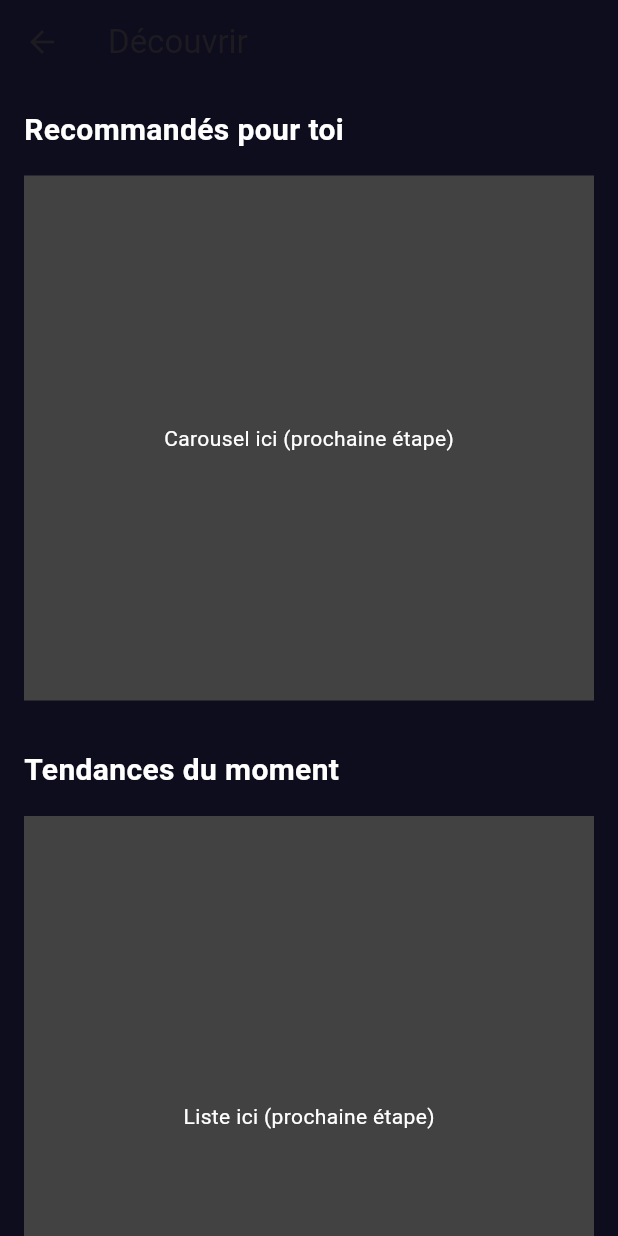
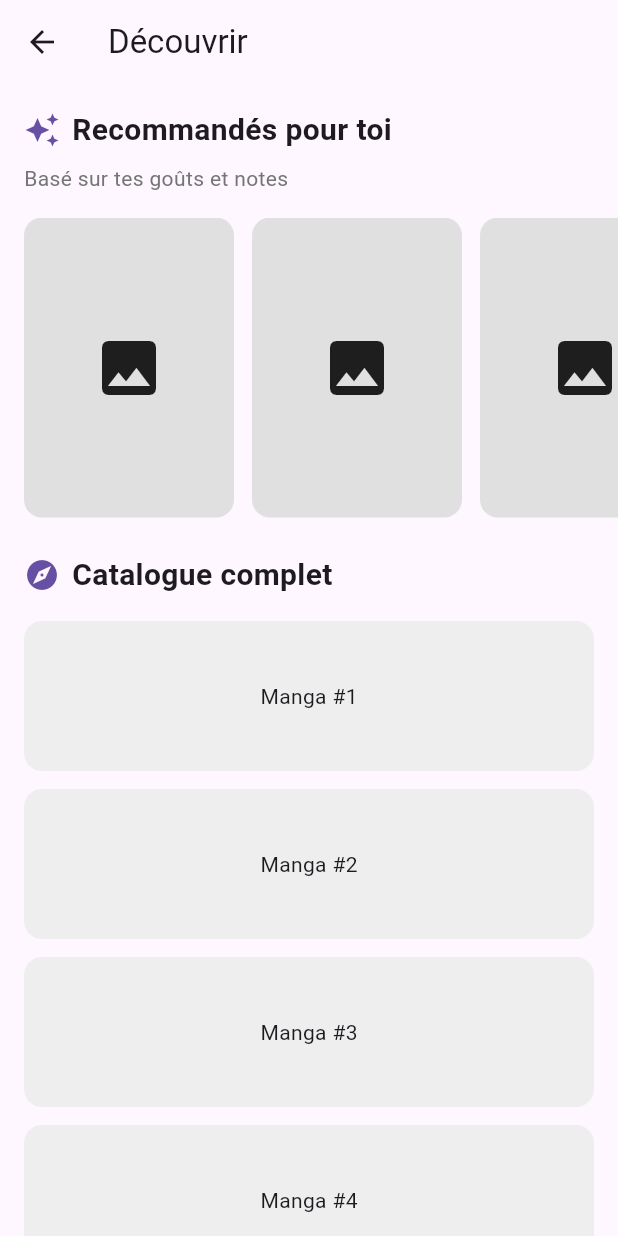
Before and after one commit to Dteeech/Tomo-Yomu, a Flutter app: the DiscoverPage screen opened directly, on a phone screen of 412 x 824 dp. Run offline on Flutter 3.47's test engine with Material 3 defaults, Android fonts, the phone set to English and light mode, and no system bars; our stand-ins replace lottie.

Commit message:
feat: Implement main bottom navigation bar with 4 tabs
🎯 Features:
- MainNavigation widget with BottomNavigationBar
- 4 tabs: Accueil, Découvrir, Analytics, Profil
- Tab switching with state management
- Named routes integration (AppRoutes)

📱 Screens:
- DiscoverPage: Placeholder with recommendations section
- Placeholder screens: LibraryPage, AnalyticsPage, ProfilePage

🔧 Technical:
- StatefulWidget for tab state management
- Material Design 3 navigation bar
- Proper color scheme (bleu nuit #1A1A2E)
- Integration with splash screen flow

🎨 UI:
- Custom icons for each tab
- Selected/unselected states
- Smooth tab transitions
- Consistent spacing and padding

Navigation flow:
SplashScreen (Lottie) → MainNavigation (4 tabs) → Individual pages

Architecture:
- DDD structure respected (manga/presentation/pages/)
- Centralized routing (AppRoutes)
- Separation of concerns (navigation vs features)

Next steps:
- Refactor to extract widgets from pages
- Implement real LibraryPage with manga list
- Add onboarding conditional logic
- Integrate Firebase for data persistence"

```diff
--- /dev/null
+++ b/lib/core/routes/app_routes.dart
@@ -0,0 +1,11 @@
+class AppRoutes {
+  // Empêcher l'instanciation
+  AppRoutes._();
+
+  // Routes de l'app
+  static const String splash = '/';
+  static const String onboarding = '/onboarding';
+  static const String main = '/main';
+
+
+}
--- a/lib/features/manga/presentation/pages/discover_page.dart
+++ b/lib/features/manga/presentation/pages/discover_page.dart
@@ -1,104 +1,130 @@
-// lib/features/discover/presentation/pages/discover_page.dart
+// lib/features/manga/presentation/pages/discover_page.dart
 
 import 'package:flutter/material.dart';
 
-/// Écran "Découvrir"
-///
-/// Affiche :
-/// - Top mangas en carousel (section "Recommandés")
-/// - Top mangas en liste (section "Tendances")
 class DiscoverPage extends StatelessWidget {
   const DiscoverPage({super.key});
 
   @override
   Widget build(BuildContext context) {
     return Scaffold(
-      // 🎨 AppBar (version simple pour commencer)
       appBar: AppBar(
         title: const Text('Découvrir'),
-        backgroundColor: const Color(0xFF0D0D1E), // Fond de ta maquette
       ),
-
-      // 📄 Corps de la page
-      body: ListView(
-        padding: const EdgeInsets.all(16),
-        children: [
-          // 📌 Section 1 : Recommandés
-          _buildRecommendedSection(),
-
-          const SizedBox(height: 32),
-
-          // 📌 Section 2 : Tendances
-          _buildTrendingSection(),
-        ],
-      ),
-
-      // 🎨 Fond sombre
-      backgroundColor: const Color(0xFF0D0D1E),
-    );
-  }
-
-  // 🎯 Section "Recommandés pour toi"
-  Widget _buildRecommendedSection() {
-    return Column(
+      body: CustomScrollView(
+        slivers: [
+          // Section 1 : Recommandations personnalisées
+          SliverToBoxAdapter(
+            child: Padding(
+              padding: const EdgeInsets.all(16.0),
+              child: Column(
                 crossAxisAlignment: CrossAxisAlignment.start,
                 children: [
-        // Titre de section
+                  Row(
+                    children: [
+                      Icon(
+                        Icons.auto_awesome,
+                        color: Theme.of(context).colorScheme.primary,
+                      ),
+                      const SizedBox(width: 8),
                       const Text(
                         'Recommandés pour toi',
                         style: TextStyle(
-            color: Colors.white,
                           fontSize: 20,
                           fontWeight: FontWeight.bold,
                         ),
                       ),
+                    ],
+                  ),
+                  const SizedBox(height: 8),
+                  Text(
+                    'Basé sur tes goûts et notes',
+                    style: TextStyle(
+                      color: Colors.grey[600],
+                      fontSize: 14,
+                    ),
+                  ),
+                ],
+              ),
+            ),
+          ),
 
-        const SizedBox(height: 16),
+          // Placeholder carousel recommandations
+          SliverToBoxAdapter(
+            child: SizedBox(
+              height: 200,
+              child: ListView.builder(
+                scrollDirection: Axis.horizontal,
+                padding: const EdgeInsets.symmetric(horizontal: 16),
+                itemCount: 5,
+                itemBuilder: (context, index) {
+                  return Container(
+                    width: 140,
+                    margin: const EdgeInsets.only(right: 12),
+                    decoration: BoxDecoration(
+                      color: Colors.grey[300],
+                      borderRadius: BorderRadius.circular(12),
+                    ),
+                    child: const Center(
+                      child: Icon(Icons.image, size: 48),
+                    ),
+                  );
+                },
+              ),
+            ),
+          ),
 
-        // 📦 Placeholder pour le carousel
-        Container(
-          height: 350,
-          color: Colors.grey[800],
-          child: const Center(
-            child: Text(
-              'Carousel ici (prochaine étape)',
-              style: TextStyle(color: Colors.white),
+          const SliverToBoxAdapter(child: SizedBox(height: 24)),
+
+          // Section 2 : Catalogue complet
+          SliverToBoxAdapter(
+            child: Padding(
+              padding: const EdgeInsets.symmetric(horizontal: 16.0),
+              child: Row(
+                children: [
+                  Icon(
+                    Icons.explore,
+                    color: Theme.of(context).colorScheme.primary,
+                  ),
+                  const SizedBox(width: 8),
+                  const Text(
+                    'Catalogue complet',
+                    style: TextStyle(
+                      fontSize: 20,
+                      fontWeight: FontWeight.bold,
+                    ),
+                  ),
+                ],
+              ),
+            ),
+          ),
+
+          const SliverToBoxAdapter(child: SizedBox(height: 16)),
+
+          // Placeholder liste catalogue
+          SliverPadding(
+            padding: const EdgeInsets.symmetric(horizontal: 16),
+            sliver: SliverList(
+              delegate: SliverChildBuilderDelegate(
+                (context, index) {
+                  return Container(
+                    height: 100,
+                    margin: const EdgeInsets.only(bottom: 12),
+                    decoration: BoxDecoration(
+                      color: Colors.grey[200],
+                      borderRadius: BorderRadius.circular(12),
+                    ),
+                    child: Center(
+                      child: Text('Manga #${index + 1}'),
+                    ),
+                  );
+                },
+                childCount: 10,
               ),
             ),
           ),
         ],
-    );
-  }
-
-  // 📊 Section "Tendances du moment"
-  Widget _buildTrendingSection() {
-    return Column(
-      crossAxisAlignment: CrossAxisAlignment.start,
-      children: [
-        // Titre de section
-        const Text(
-          'Tendances du moment',
-          style: TextStyle(
-            color: Colors.white,
-            fontSize: 20,
-            fontWeight: FontWeight.bold,
       ),
-        ),
-
-        const SizedBox(height: 16),
-
-        // 📦 Placeholder pour la liste
-        Container(
-          height: 400,
-          color: Colors.grey[800],
-          child: const Center(
-            child: Text(
-              'Liste ici (prochaine étape)',
-              style: TextStyle(color: Colors.white),
-            ),
-          ),
-        ),
-      ],
     );
   }
 }
```
Also changed, not shown: lib/app.dart (+4 -9 lines), lib/features/analytics/presentation/pages/analytics_screen.dart (added, +41 -0 lines), lib/features/navigation/presentation/pages/main_navigation.dart (added, +63 -0 lines), lib/features/profile/presentation/pages/profile_screen.dart (added, +45 -0 lines), lib/features/splash/splash_screen.dart (+22 -11 lines). Lines whose indentation alone changed are shown as unchanged.
